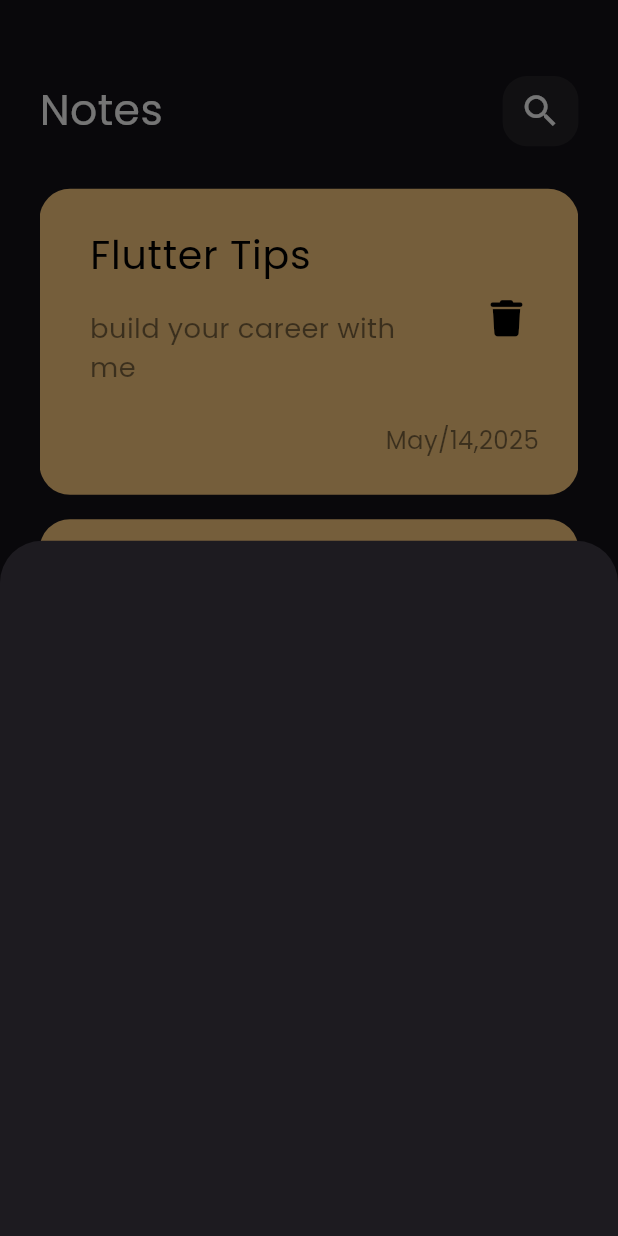
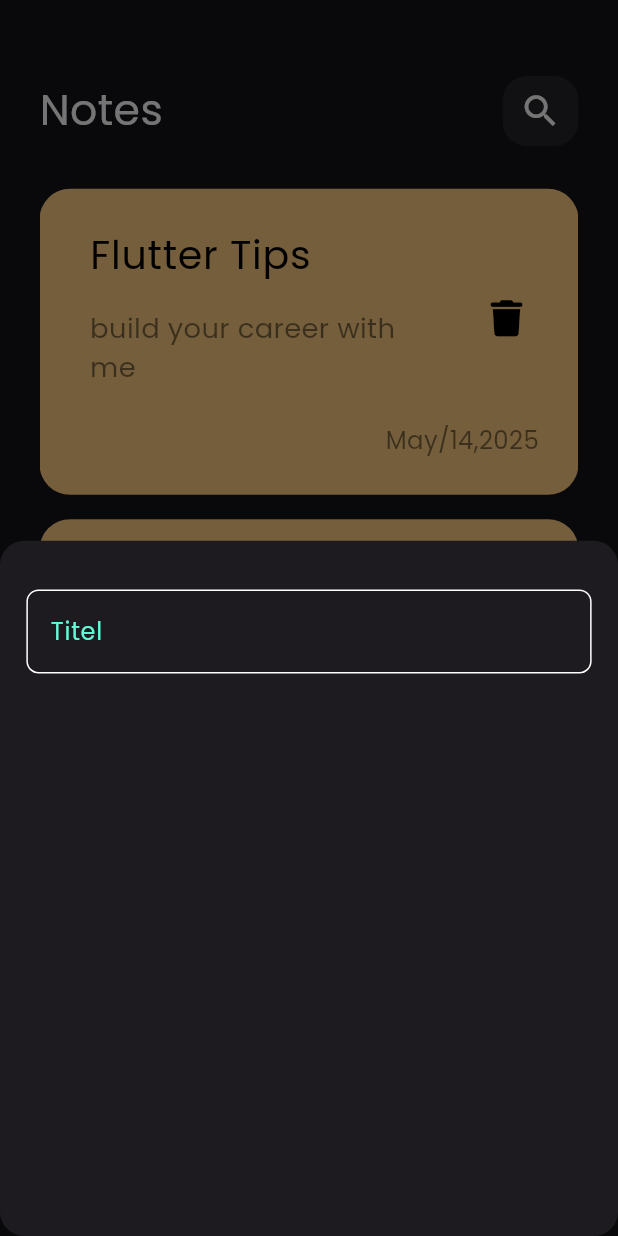
Before and after one commit to KhaledMeaz/notes_app, a Flutter app: the screen it shows after launch, after a tap on the "add" icon, on a phone screen of 412 x 824 dp. Run offline on Flutter 3.47's test engine with Material 3 defaults, Android fonts, the phone set to English and light mode, and no system bars; our stand-ins replace flutter_screenutil, font_awesome_flutter.

Commit message:
Create Custom Text Field

```diff
--- a/lib/views/notes_views.dart
+++ b/lib/views/notes_views.dart
@@ -1,4 +1,5 @@
 import 'package:flutter/material.dart';
+import 'package:flutter_screenutil/flutter_screenutil.dart';
 import 'package:notes_app/widgets/add_note_bottom_sheet.dart';
 import 'package:notes_app/widgets/notes_view_body.dart';
 
@@ -10,7 +11,7 @@ class NotesViews extends StatelessWidget {
     return Scaffold(
       floatingActionButton: FloatingActionButton(
         onPressed: () {
-          showModalBottomSheet(context: context, builder: (context){
+          showModalBottomSheet(shape: RoundedRectangleBorder(borderRadius: BorderRadius.circular(16.r)),context: context, builder: (context){
             return AddNoteBottomSheet();
           });
         },
--- /dev/null
+++ b/lib/widgets/Custom_text_field.dart
@@ -0,0 +1,36 @@
+import 'package:flutter/material.dart';
+import 'package:flutter_screenutil/flutter_screenutil.dart';
+import 'package:notes_app/widgets/constants.dart';
+
+class CustomTextField extends StatelessWidget {
+  const CustomTextField({super.key});
+
+  @override
+  Widget build(BuildContext context) {
+    return Padding(
+      padding: EdgeInsets.symmetric(horizontal: 16.w),
+      child: Column(
+        children: [
+          SizedBox(height: 32.h,),
+           TextField(
+            cursorColor: kPrimaryColor,
+            decoration: InputDecoration(
+              hintText: 'Titel',
+              hintStyle: const TextStyle(color: kPrimaryColor),
+              border: OutLineInputBorder(),
+              enabledBorder: OutLineInputBorder(),
+              focusedBorder: OutLineInputBorder(kPrimaryColor),
+            ),
+          ),
+        ],
+      ),
+    );
+  }
+
+  OutlineInputBorder OutLineInputBorder([color]) {
+    return OutlineInputBorder(
+              borderRadius: BorderRadius.circular(8.r),
+              borderSide: BorderSide(color: color ?? Colors.white),
+            );
+  }
+}
--- a/lib/widgets/add_note_bottom_sheet.dart
+++ b/lib/widgets/add_note_bottom_sheet.dart
@@ -1,10 +1,11 @@
 import 'package:flutter/material.dart';
+import 'package:notes_app/widgets/Custom_text_field.dart';
 
 class AddNoteBottomSheet extends StatelessWidget {
   const AddNoteBottomSheet({super.key});
 
   @override
   Widget build(BuildContext context) {
-    return Container();
+    return CustomTextField();
   }
 }
--- /dev/null
+++ b/lib/widgets/constants.dart
@@ -0,0 +1,3 @@
+import 'package:flutter/animation.dart';
+
+const kPrimaryColor = Color(0xff62FCD7);
```
